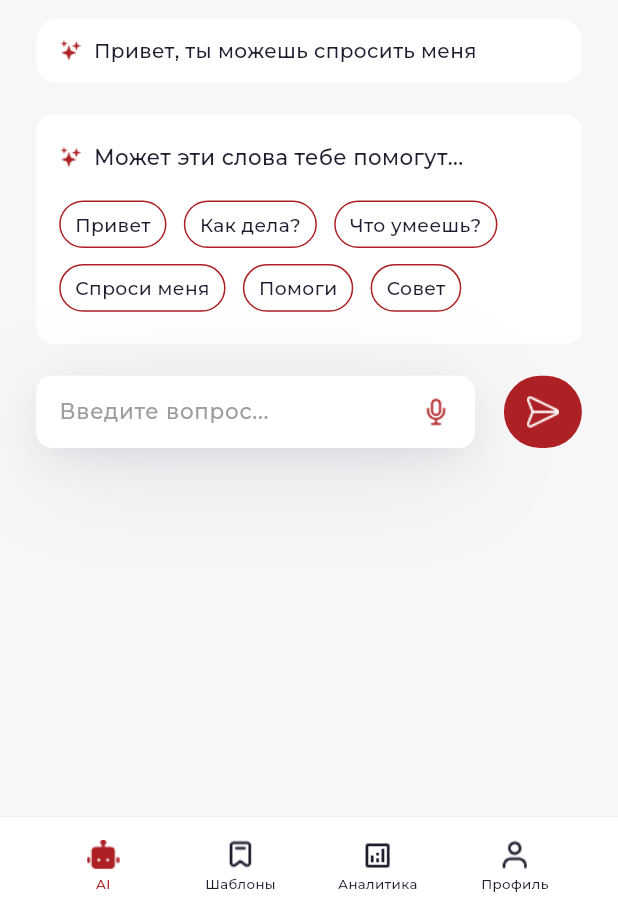
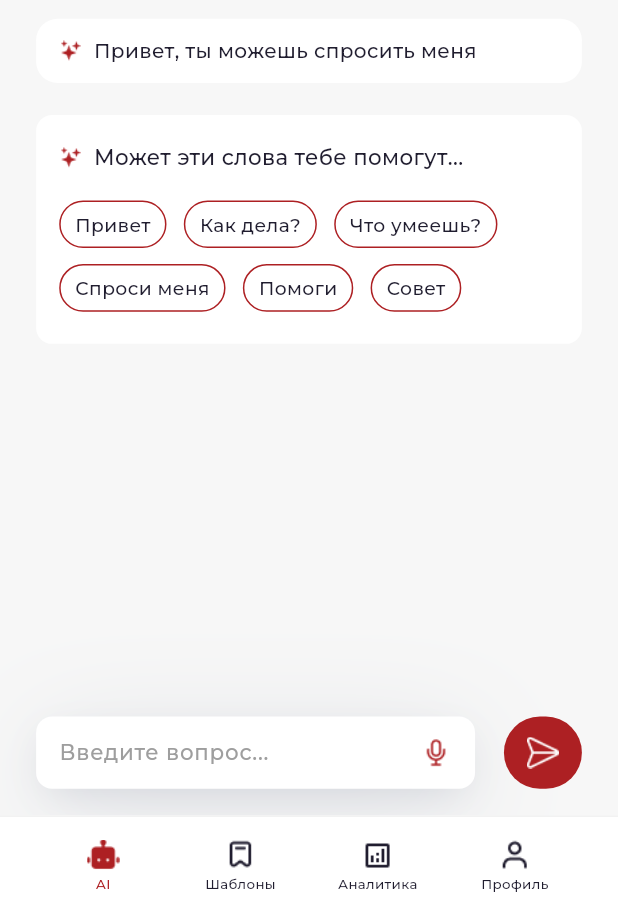
Before and after one commit to gadzhilaev/smile_ai, a Flutter app: the MainScreen screen opened directly, on a phone screen of 412 x 824 dp, the part 323-1236 px from its top. Run offline on Flutter 3.47's test engine with Material 3 defaults, Android fonts, the phone set to English and light mode, and no system bars; our stand-ins replace google_fonts.

Commit message:
добавление текстового поля

```diff
--- a/lib/screens/main_screen.dart
+++ b/lib/screens/main_screen.dart
@@ -201,7 +201,8 @@ class MainScreen extends StatelessWidget {
                     ),
                   ),
                 ),
-                SizedBox(height: scaleHeight(24)),
+                const Spacer(),
+                SizedBox(height: scaleHeight(20)),
                 Padding(
                   padding: EdgeInsets.symmetric(horizontal: scaleWidth(25)),
                   child: Row(
@@ -287,8 +288,7 @@ class MainScreen extends StatelessWidget {
                     ],
                   ),
                 ),
-                SizedBox(height: scaleHeight(24)),
-                const Spacer(),
+                SizedBox(height: scaleHeight(20)),
               ],
             );
           },
```
